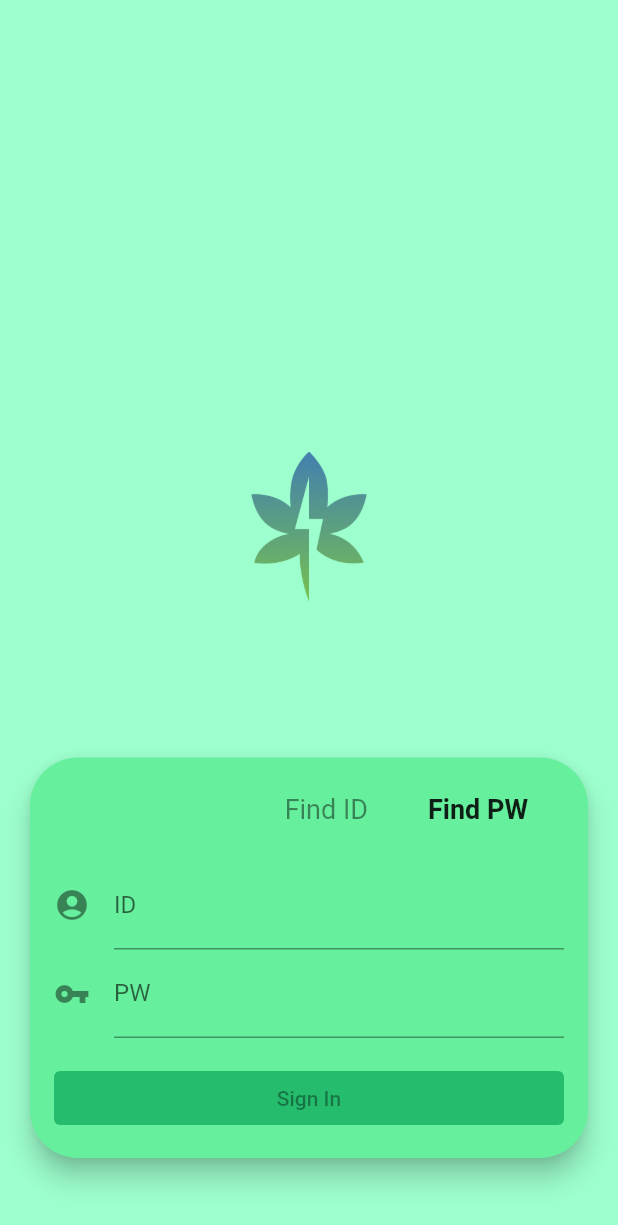
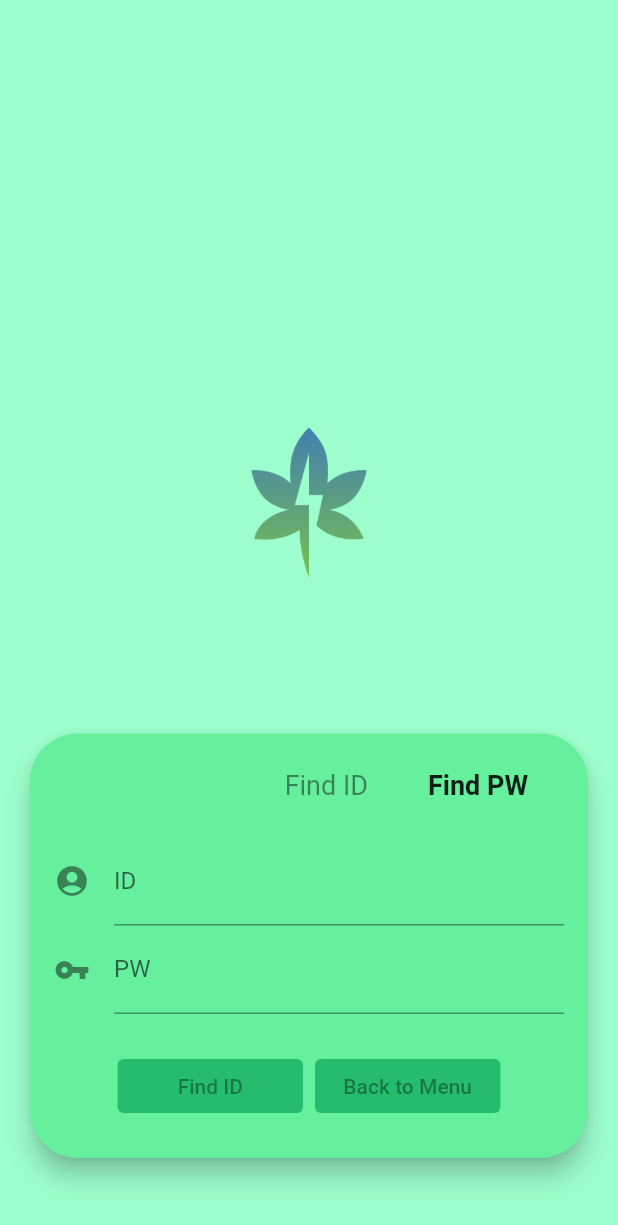
Before and after one commit to Team-Rev/flutter-mobile, a Flutter app: the screen it shows after launch, on a phone screen of 412 x 824 dp. Shown: the top 1225 px of the screen. Run offline on Flutter 3.47's test engine with Material 2 defaults, Android fonts, the phone set to English and light mode, and no system bars; our stand-ins replace dio.

```diff
--- a/rev/lib/pages/auth/find_page.dart
+++ b/rev/lib/pages/auth/find_page.dart
@@ -35,7 +35,6 @@ class _FindPageState extends State<FindPage> {
               crossAxisAlignment: CrossAxisAlignment.center,
               mainAxisAlignment: MainAxisAlignment.end,
               children: [
-
                 SizedBox(
                   height: 100,
                   child: Image.asset('assets/512.png'),
@@ -64,34 +63,46 @@ class _FindPageState extends State<FindPage> {
                               Text(
                                 'Find ID',
                                 style: TextStyle(
-                                  color: whatToFind ? Colors.black45 : Colors.black87,
+                                  color: whatToFind
+                                      ? Colors.black45
+                                      : Colors.black87,
                                   fontSize: 18,
-                                  fontWeight:
-                                  whatToFind ? FontWeight.w400 : FontWeight.w600,
+                                  fontWeight: whatToFind
+                                      ? FontWeight.w400
+                                      : FontWeight.w600,
                                 ),
                               ),
                               Colors.transparent,
-                              Colors.white, onPressed: () {
+                              Colors.white,
+                              onPressed: () {
                                 setState(() {
                                   whatToFind = true;
                                 });
-                            },padding: EdgeInsets.all(16.0),),
+                              },
+                              padding: EdgeInsets.all(16.0),
+                            ),
                             buildTextButton(
                               Text(
                                 'Find PW',
                                 style: TextStyle(
-                                  color: whatToFind ? Colors.black87 : Colors.black45,
+                                  color: whatToFind
+                                      ? Colors.black87
+                                      : Colors.black45,
                                   fontSize: 18,
-                                  fontWeight:
-                                  whatToFind ? FontWeight.w600 : FontWeight.w400,
+                                  fontWeight: whatToFind
+                                      ? FontWeight.w600
+                                      : FontWeight.w400,
                                 ),
                               ),
                               Colors.transparent,
-                              Colors.white, onPressed: () {
+                              Colors.white,
+                              onPressed: () {
                                 setState(() {
                                   whatToFind = false;
                                 });
-                            },padding: EdgeInsets.all(16.0),),
+                              },
+                              padding: EdgeInsets.all(16.0),
+                            ),
                           ],
                         ),
                         buildTextFormField(
@@ -107,10 +118,24 @@ class _FindPageState extends State<FindPage> {
                         SizedBox(
                           height: 16.0,
                         ),
+                        ButtonBar(
+                          alignment: MainAxisAlignment.center,
+                          children: [
                             Container(
                               child: buildTextButton(
-                              Text("Sign In"), g3, Colors.white),
-                          width: MediaQuery.of(context).size.width,
+                                  whatToFind
+                                      ? Text("Find ID")
+                                      : Text("Find PW"),
+                                  g3,
+                                  Colors.white),
+                              width: MediaQuery.of(context).size.width * 0.3,
+                            ),
+                            Container(
+                              child: buildTextButton(
+                                  Text("Back to Menu"), g3, Colors.white),
+                              width: MediaQuery.of(context).size.width * 0.3,
+                            ),
+                          ],
                         ),
                         SizedBox(
                           height: 16.0,
@@ -128,11 +153,13 @@ class _FindPageState extends State<FindPage> {
         ));
   }
 
-  TextButton buildTextButton(Text, Color color, Color fontColor, {onPressed, padding}) {
+  TextButton buildTextButton(Text, Color color, Color fontColor,
+      {onPressed, padding}) {
     return TextButton(
       onPressed: onPressed,
       child: Text,
-      style: TextButton.styleFrom(primary: fontColor, backgroundColor: color,padding: padding),
+      style: TextButton.styleFrom(
+          primary: fontColor, backgroundColor: color, padding: padding),
     );
   }
 
--- a/rev/pubspec.yaml
+++ b/rev/pubspec.yaml
@@ -23,6 +23,7 @@ environment:
 dependencies:
   flutter:
     sdk: flutter
+  dio: ^4.0.0
 
 
   # The following adds the Cupertino Icons font to your application.
```
Also changed, not shown: rev/lib/dio_server.dart (added, +37 -0 lines), rev/lib/main.dart (+7 -104 lines), rev/pubspec.lock. Lines whose indentation alone changed are shown as unchanged.
